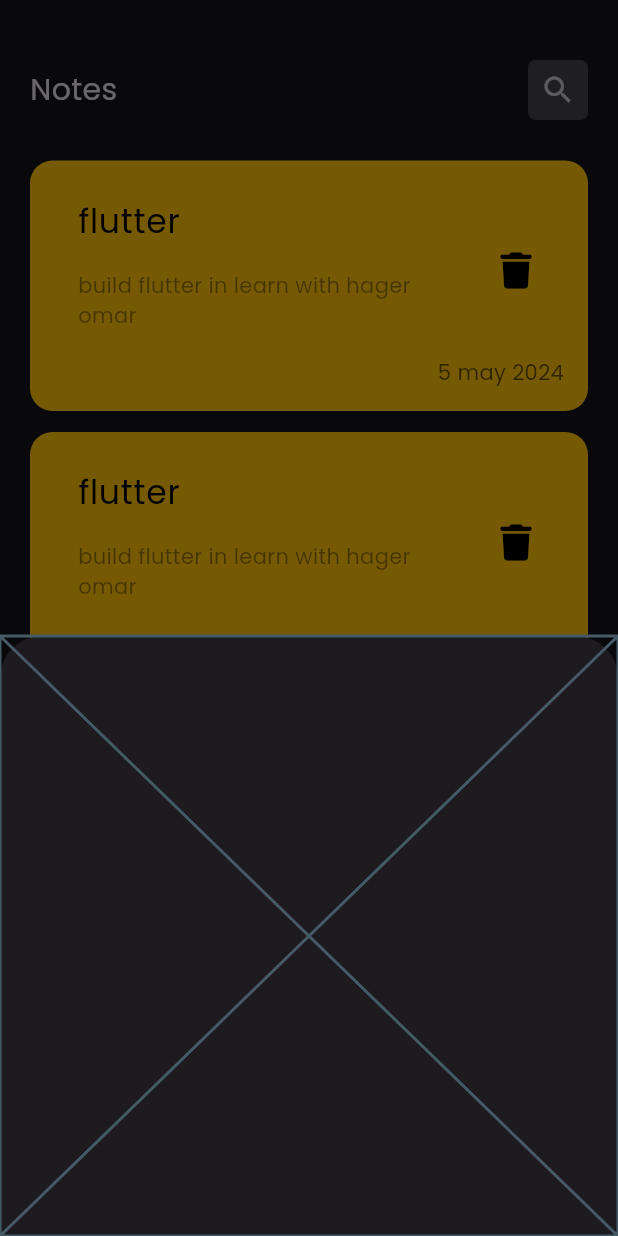
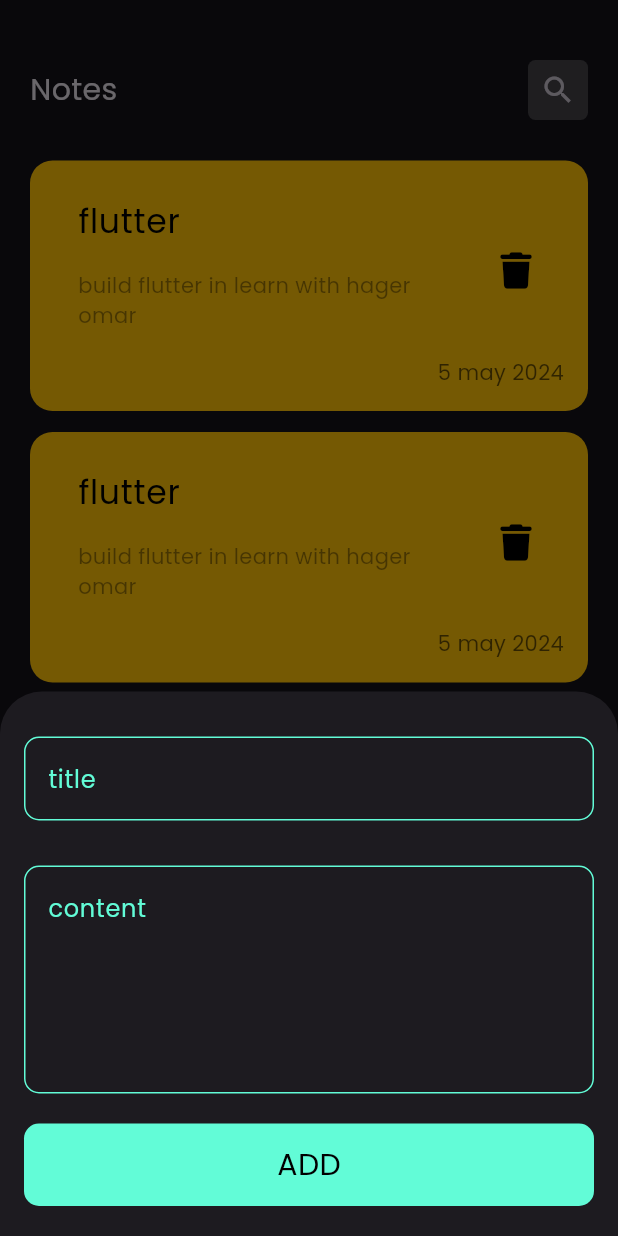
Before and after one commit to hageromar00/Note_app, a Flutter app: the screen it shows after launch, after a tap on the "add" icon, on a phone screen of 412 x 824 dp. Run offline on Flutter 3.47's test engine with Material 3 defaults, Android fonts, the phone set to English and light mode, and no system bars; our stand-ins replace font_awesome_flutter.

Commit message:
finsh ui  to edit and add note and show note

```diff
--- a/lib/views/edit_view.dart
+++ b/lib/views/edit_view.dart
@@ -1,10 +1,35 @@
 import 'package:flutter/material.dart';
+import 'package:note_app/widget/custom_appBar.dart';
+import 'package:note_app/widget/custom_text_field.dart';
 
 class EditView extends StatelessWidget {
   const EditView({super.key});
 
   @override
   Widget build(BuildContext context) {
-    return const Placeholder();
+    return const Scaffold(
+      body: Padding(
+        padding: EdgeInsets.symmetric(horizontal: 16, vertical: 16),
+        child: Column(
+          children: [
+            SizedBox(
+              height: 30,
+            ),
+            CustomAppBar(icons: Icons.check),
+            SizedBox(
+              height: 30,
+            ),
+            CustomTextField(text: 'title'),
+            SizedBox(
+              height: 10,
+            ),
+            CustomTextField(
+              text: 'content',
+              maxline: 5,
+            )
+          ],
+        ),
+      ),
+    );
   }
 }
--- a/lib/widget/add_note_sheet.dart
+++ b/lib/widget/add_note_sheet.dart
@@ -1,10 +1,38 @@
 import 'package:flutter/material.dart';
+import 'package:note_app/widget/add_note_sheet_icon.dart';
+import 'package:note_app/widget/custom_text_field.dart';
 
 class AddNoteSheet extends StatelessWidget {
   const AddNoteSheet({super.key});
 
   @override
   Widget build(BuildContext context) {
-    return const Placeholder();
+    return const Padding(
+      padding: const EdgeInsets.symmetric(horizontal: 16),
+      child: const Column(
+        children: [
+          SizedBox(
+            height: 30,
+          ),
+          CustomTextField(
+            text: 'title',
+          ),
+          SizedBox(
+            height: 30,
+          ),
+          CustomTextField(
+            text: 'content',
+            maxline: 5,
+          ),
+          SizedBox(
+            height: 20,
+          ),
+          AddNoteSheetIcon(),
+          SizedBox(
+            height: 20,
+          ),
+        ],
+      ),
+    );
   }
 }
--- /dev/null
+++ b/lib/widget/add_note_sheet_icon.dart
@@ -0,0 +1,23 @@
+import 'package:flutter/material.dart';
+import 'package:note_app/const.dart';
+
+class AddNoteSheetIcon extends StatelessWidget {
+  const AddNoteSheetIcon({super.key});
+
+  @override
+  Widget build(BuildContext context) {
+    return Container(
+      height: 55,
+      width: MediaQuery.of(context).size.width,
+      decoration: BoxDecoration(
+        color: Kcolor,
+        borderRadius: BorderRadius.circular(10),
+      ),
+      child: const Center(
+          child: Text(
+        'ADD',
+        style: TextStyle(fontSize: 20, color: Colors.black),
+      )),
+    );
+  }
+}
--- a/lib/widget/custom_text_field.dart
+++ b/lib/widget/custom_text_field.dart
@@ -0,0 +1,31 @@
+import 'package:flutter/material.dart';
+import 'package:note_app/const.dart';
+
+class CustomTextField extends StatelessWidget {
+  const CustomTextField({super.key, required this.text, this.maxline = 1});
+  final String text;
+  final int maxline;
+  @override
+  Widget build(BuildContext context) {
+    return TextFormField(
+      validator: (value) {
+        if (value?.isEmpty ?? true) {
+          return 'Field is empty';
+        }
+      },
+      cursorColor: Kcolor,
+      maxLines: maxline,
+      decoration: InputDecoration(
+          enabledBorder: OutlineInputBorder(
+            borderRadius: BorderRadius.circular(10),
+            borderSide: BorderSide(color: Kcolor),
+          ),
+          border: OutlineInputBorder(
+            borderRadius: BorderRadius.circular(10),
+            borderSide: BorderSide(color: Kcolor),
+          ),
+          hintText: text,
+          hintStyle: TextStyle(color: Kcolor)),
+    );
+  }
+}
```
